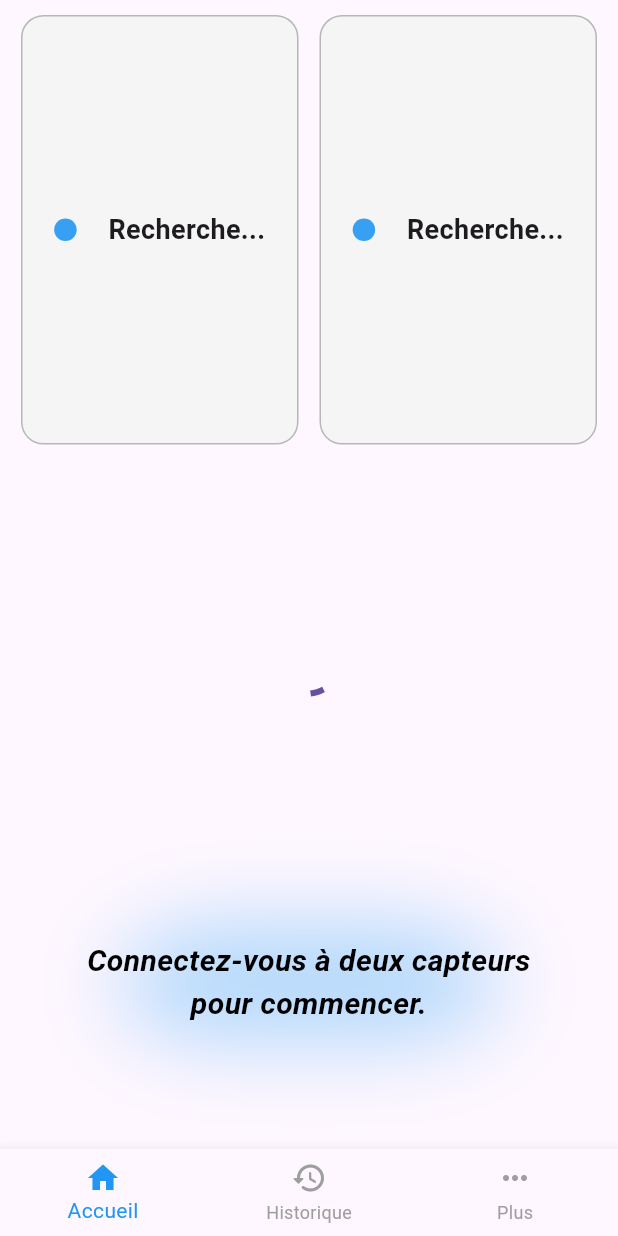
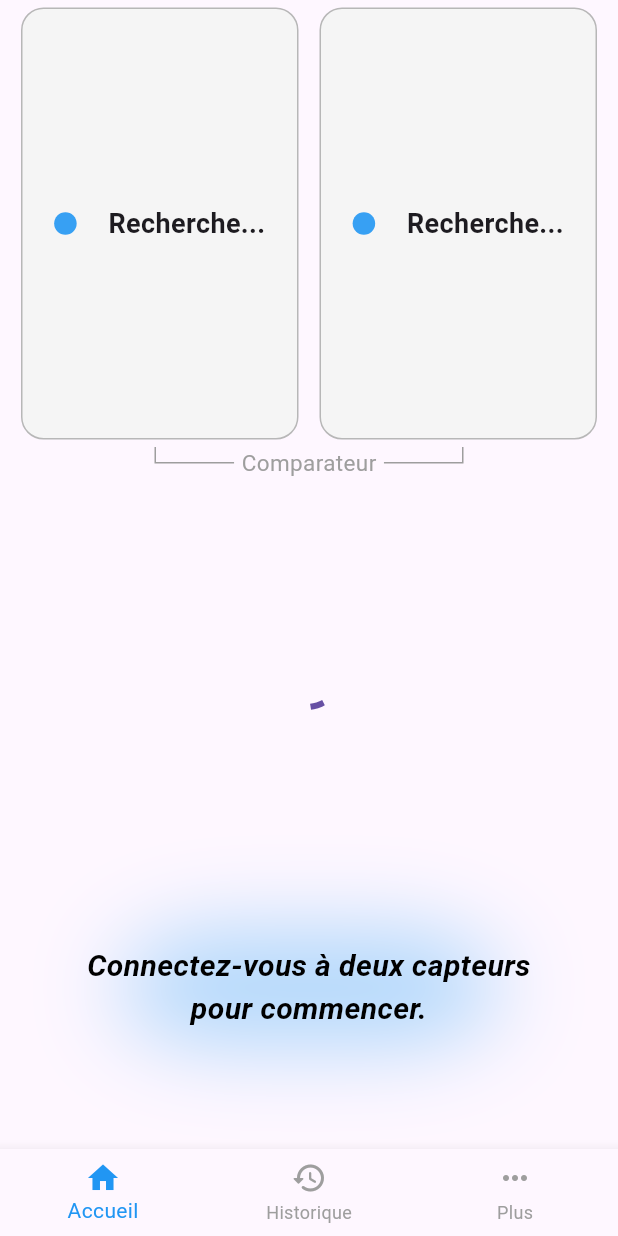
Before and after one commit to florianpetiot/polyleaks, a Flutter app: the screen it shows after launch, on a phone screen of 412 x 824 dp. Run offline on Flutter 3.47's test engine with Material 3 defaults, Android fonts, the phone set to English and light mode, and no system bars; our stand-ins replace flutter_blue_plus, flutter_svg, geolocator, google_maps_flutter, isar, popover and 2 more; accounts and stored records are empty; generated files the repository leaves out were written again; statements that could not run were skipped.

Commit message:
Changement de logo + ajout du label "comparateur" sur l'ecran d'accueil

```diff
--- a/lib/bluetooth/bluetooth_manager.dart
+++ b/lib/bluetooth/bluetooth_manager.dart
@@ -580,10 +580,10 @@ class BluetoothManager {
     }
 
     // envoyer la position et donner la date d'initialisation
-    var latitude = position.latitude.toString().codeUnits;
-    var longitude = position.longitude.toString().codeUnits;
 
-    print("CAPTEUR NON INITIALISE - ENVOI DE LA POSITION");
+    // rogner la latitude et longitude si besoin pour que cela ne fasse pas plus de 20 de longueur
+    var latitude = position.latitude.toString().substring(0, position.latitude.toString().length > 20 ? 20 : position.latitude.toString().length).codeUnits;
+    var longitude = position.longitude.toString().substring(0, position.longitude.toString().length > 20 ? 20 : position.longitude.toString().length).codeUnits;
 
     for (BluetoothService service in services) {
 
--- a/lib/components/bottom_sheet_details.dart
+++ b/lib/components/bottom_sheet_details.dart
@@ -345,7 +345,8 @@ class BottomSheet extends StatelessWidget {
               Row(
                 children: [
                   Text(AppLocalizations.of(context)!.bs5,
-                    style: const TextStyle(
+                    style: TextStyle(
+                      color: Colors.grey[700],
                       fontSize: 15,
                     )),
                   const SizedBox(width: 5),
--- a/lib/components/carte_capteur_chargement.dart
+++ b/lib/components/carte_capteur_chargement.dart
@@ -17,7 +17,7 @@ class CarteCapteurChargement extends StatelessWidget {
   @override
   Widget build(BuildContext context) {
     return Padding(
-        padding: const EdgeInsets.symmetric(vertical: 10),
+        padding: const EdgeInsets.symmetric(vertical: 5),
         child: Container(
           width: 185,
           height: double.infinity,
--- a/lib/components/carte_capteur_connecte.dart
+++ b/lib/components/carte_capteur_connecte.dart
@@ -32,7 +32,7 @@ class CarteCapteurConnecte extends StatelessWidget {
   @override
   Widget build(BuildContext context) {
     return Padding(
-      padding: const EdgeInsets.symmetric(vertical: 10),
+      padding: const EdgeInsets.symmetric(vertical: 5),
       child: Container(
         width: 185,
         height: double.infinity,
--- a/lib/components/carte_capteur_perdu.dart
+++ b/lib/components/carte_capteur_perdu.dart
@@ -107,7 +107,7 @@ class _CarteCapteurPerduState extends State<CarteCapteurPerdu> {
   @override
   Widget build(BuildContext context) {
     return Padding(
-      padding: const EdgeInsets.symmetric(vertical: 10),
+      padding: const EdgeInsets.symmetric(vertical: 5),
       child: Container(
         width: 185,
         height: double.infinity,
--- a/lib/components/carte_capteur_recherche.dart
+++ b/lib/components/carte_capteur_recherche.dart
@@ -12,7 +12,7 @@ class CarteCapteurRecherche extends StatelessWidget {
   @override
   Widget build(BuildContext context) {
     return Padding(
-      padding: const EdgeInsets.symmetric(vertical: 10),
+      padding: const EdgeInsets.symmetric(vertical: 5),
       child: Container(
         width: 185,
         height: double.infinity,
--- a/lib/components/carte_capteur_trouve.dart
+++ b/lib/components/carte_capteur_trouve.dart
@@ -17,7 +17,7 @@ class CarteCapteurTrouve extends StatelessWidget {
   @override
   Widget build(BuildContext context) {
     return Padding(
-      padding: const EdgeInsets.symmetric(vertical: 10),
+      padding: const EdgeInsets.symmetric(vertical: 5),
       child: Container(
         width: 185,
         height: double.infinity,
--- a/lib/l10n/app_en.arb
+++ b/lib/l10n/app_en.arb
@@ -14,7 +14,7 @@
 
 
 
-
+    "accueilComparateur": "Comparator",
     "accueilAnalyse1": "Connect to two sensors\nto get started.",
     "accueilAnalyse2": "A leak has been detected!",
     "accueilAnalyse3": "No leak detected.",
--- a/lib/l10n/app_fr.arb
+++ b/lib/l10n/app_fr.arb
@@ -74,7 +74,10 @@
 
 
 
-
+    "accueilComparateur": "Comparateur",
+    "@accueilComparateur": {
+        "description": "accueil comparateur"
+    },
     "accueilAnalyse1": "Connectez-vous à deux capteurs\npour commencer.",
     "@accueilAnalyse1": {
         "description": "accueil analyse 1"
--- a/lib/pages/accueil/page_accueil.dart
+++ b/lib/pages/accueil/page_accueil.dart
@@ -158,6 +158,79 @@ class _PageAccueilState extends State<PageAccueil> {
                     CapteurSlot(slot: 2,)
                   ],
                 )
+              ),
+
+              Row(
+                children: [
+                  const Expanded(
+                    flex: 1,
+                    child: SizedBox(),
+                  ),
+
+                  Expanded(
+                    flex: 2,
+                    child: Row(
+                      children: [
+                        Padding(
+                          padding: const EdgeInsets.only(bottom: 10),
+                          child: Container(
+                            height: 11,
+                            decoration: const BoxDecoration(
+                              border: Border(
+                                left: BorderSide(
+                                  color: Colors.grey,
+                                  width: 1
+                                ),
+                                )
+                              ),
+                          ),
+                        ),
+                        const Expanded(
+                          flex: 1,
+                          child: Divider(
+                            color: Colors.grey,
+                            thickness: 1,
+                          )
+                        ),
+                        const SizedBox(width: 5),
+                        Text(AppLocalizations.of(context)!.accueilComparateur,
+                          textAlign: TextAlign.center,
+                          style: const TextStyle(
+                            color: Colors.grey,
+                            fontSize: 15
+                          ),
+                        ),
+                        const SizedBox(width: 5),
+                        const Expanded(
+                          flex: 1,
+                          child: Divider(
+                            color: Colors.grey,
+                            thickness: 1,
+                          )
+                        ),
+                        Padding(
+                          padding: const EdgeInsets.only(bottom: 10),
+                          child: Container(
+                            height: 11,
+                            decoration: const BoxDecoration(
+                              border: Border(
+                                right: BorderSide(
+                                  color: Colors.grey,
+                                  width: 1
+                                ),
+                                )
+                              ),
+                          ),
+                        ),
+                      ],
+                    ),
+                  ),
+
+                  const Expanded(
+                    flex: 1,
+                    child: SizedBox()
+                  ),
+                ],
               ),
 
               // Moitié basse de l'écran --------------------------------------------
--- a/pubspec.yaml
+++ b/pubspec.yaml
@@ -68,7 +68,7 @@ dev_dependencies:
 flutter_launcher_icons:
   android: "launcher_icon"
   ios: true
-  image_path: "assets/logo_polyleaks.png"
+  image_path: "assets/new_logo_polyleaks.png"
   min_sdk_android: 21
 
 # For information on the generic Dart part of this file, see the
```
Also changed, not shown: assets/new_logo_polyleaks.png (added), 29 other files.
